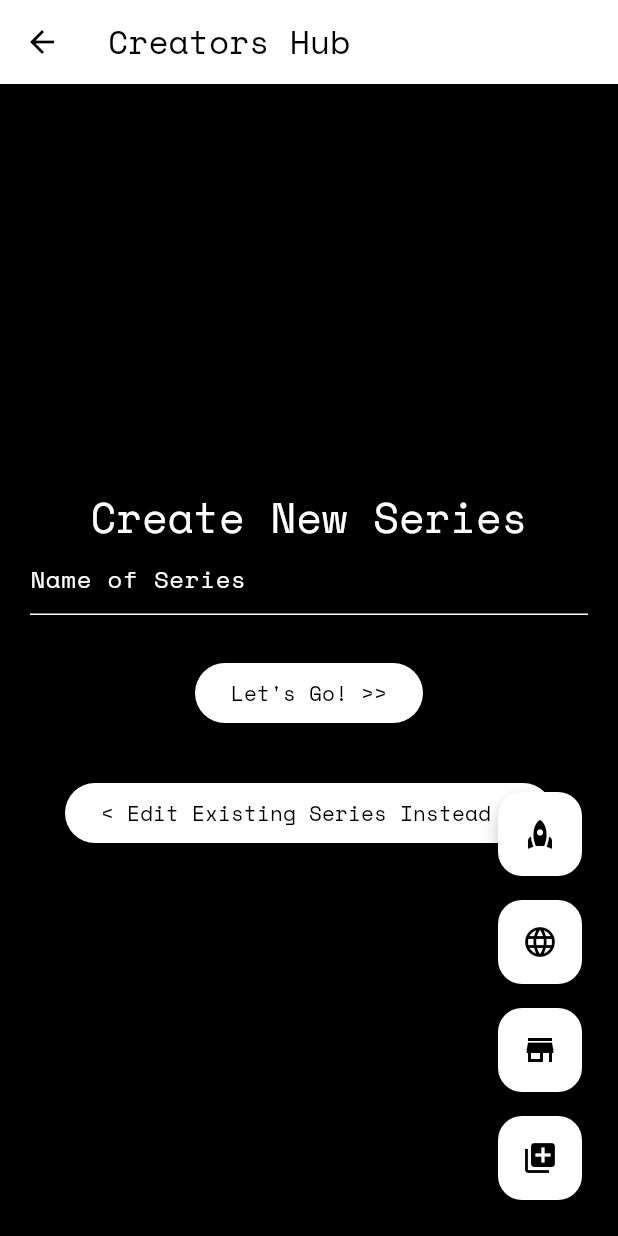
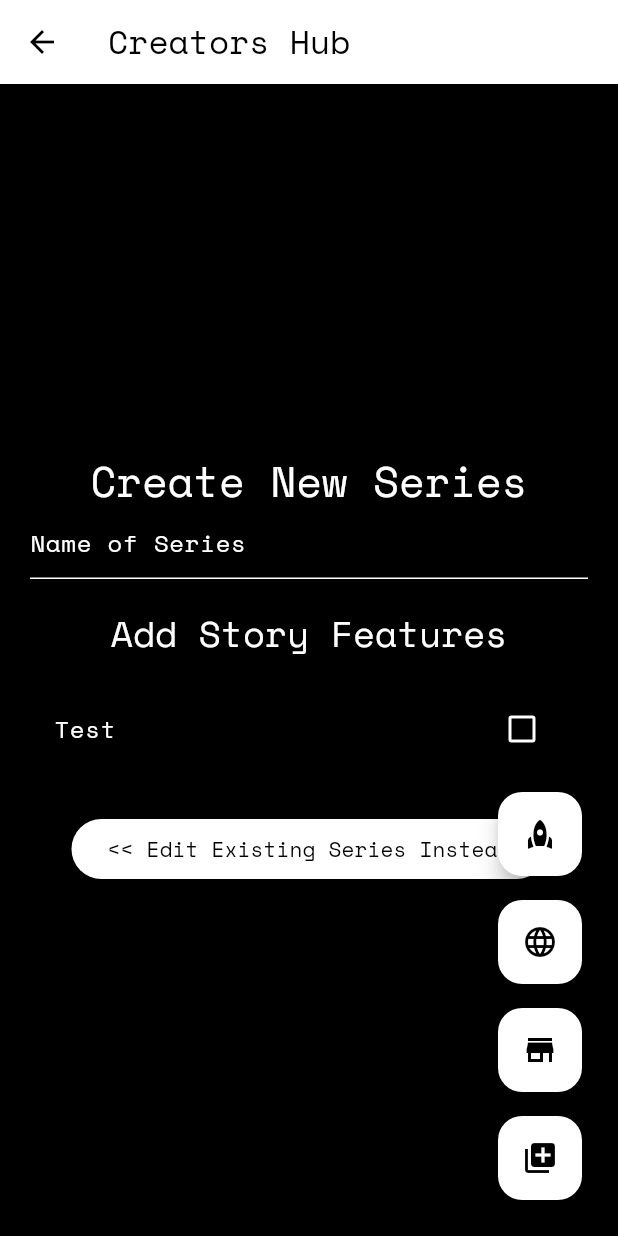
Before and after one commit to TheGiraffe/limitless, a Flutter app: the CreatorsPage screen opened directly, after a tap on "Create New Series", on a phone screen of 412 x 824 dp. Run offline on Flutter 3.47's test engine with Material 3 defaults, Android fonts, the phone set to English and light mode, and no system bars; our stand-ins replace flutter_svg, google_fonts.

Commit message:
Updated form on Create page, as well as the README

```diff
--- a/limitless/lib/main.dart
+++ b/limitless/lib/main.dart
@@ -95,7 +95,8 @@ class _MyHomePageState extends State<MyHomePage> with TickerProviderStateMixin {
             Row(
               mainAxisAlignment: MainAxisAlignment.center,
               children: [
-                Expanded(child: FittedBox(
+                Expanded(
+                  child: FittedBox(
                     child: RotationTransition(
                       turns: _animation,
                       child: Padding(
@@ -106,7 +107,10 @@ class _MyHomePageState extends State<MyHomePage> with TickerProviderStateMixin {
                         ),
                       ),
                     ),
-              ))]),
+                  ),
+                ),
+              ],
+            ),
             Column(
               children: [
                 Text('Welcome to Limitless,'),
@@ -207,13 +211,14 @@ class _OptionsWidgetState extends State<OptionsWidget> {
   }
 }
 
-class NewSeriesForm extends StatefulWidget{
+class NewSeriesForm extends StatefulWidget {
   const NewSeriesForm({super.key});
   @override
   State<NewSeriesForm> createState() => _NewSeriesFormState();
 }
 
 class _NewSeriesFormState extends State<NewSeriesForm> {
+  bool addFeature = false;
   @override
   Widget build(BuildContext context) {
     final GlobalKey<FormState> _formKey = GlobalKey<FormState>();
@@ -224,12 +229,37 @@ class _NewSeriesFormState extends State<NewSeriesForm> {
         child: Column(
           crossAxisAlignment: CrossAxisAlignment.center,
           children: <Widget>[
-            Text("Create New Series",style: Theme.of(context).textTheme.headlineMedium,),
+            Text(
+              "Create New Series",
+              style: Theme.of(context).textTheme.headlineMedium,
+            ),
             TextFormField(
               decoration: const InputDecoration(hintText: 'Name of Series'),
             ),
-          ],
-        )),
+            Padding(
+              padding: EdgeInsets.all(20),
+              child: Text(
+                "Add Story Features",
+                style: Theme.of(context).textTheme.headlineSmall,
+              ),
+            ),
+            Container(
+              child: ListView(
+                shrinkWrap: true,
+              children: <Widget>[
+                CheckboxListTile(
+                  title: Text("Test"),
+                  value: addFeature,
+                onChanged: (bool? value){
+                  setState((){
+                    addFeature = value!;
+                  });
+                })
+              ]
+            ))
+        ]
+        ),
+      ),
     );
   }
 }
@@ -248,7 +278,7 @@ class _CreatorsPageState extends State<CreatorsPage> {
   );
   final double _buttonPadding = 8;
   bool _newSeriesFormVisible = false;
-  void _showNewSeriesForm(){
+  void _showNewSeriesForm() {
     setState(() {
       _newSeriesFormVisible = true;
     });
@@ -256,7 +286,6 @@ class _CreatorsPageState extends State<CreatorsPage> {
 
   @override
   Widget build(BuildContext context) {
-
     return Scaffold(
       appBar: AppBar(
         backgroundColor: Colors.white,
@@ -268,27 +297,26 @@ class _CreatorsPageState extends State<CreatorsPage> {
           mainAxisSize: MainAxisSize.min,
           children: <Widget>[
             if (_newSeriesFormVisible) NewSeriesForm(),
-            !_newSeriesFormVisible ? Container(
+            !_newSeriesFormVisible
+                ? Container(
                     padding: EdgeInsets.all(_buttonPadding),
                     child: ElevatedButton(
                       style: btnstyle,
                       onPressed: _showNewSeriesForm,
                       child: const Text("Create New Series"),
                     ),
-            ) : Container(
-              padding: EdgeInsets.only(top: _buttonPadding, left: _buttonPadding, right: _buttonPadding, bottom: _buttonPadding*3),
-              child: ElevatedButton(
-                style: btnstyle,
-                onPressed: (){},
-                child: const Text("Let's Go! >>"),)),
-            _newSeriesFormVisible ? Container(
+                  )
+                : Container(),
+            _newSeriesFormVisible
+                ? Container(
                     padding: EdgeInsets.all(_buttonPadding),
                     child: ElevatedButton(
                       style: btnstyle,
                       onPressed: () {},
-                child: const Text("< Edit Existing Series Instead >"),
+                      child: const Text("<< Edit Existing Series Instead"),
                     ),
-            ) : Container(
+                  )
+                : Container(
                     padding: EdgeInsets.all(_buttonPadding),
                     child: ElevatedButton(
                       style: btnstyle,
```
Also changed, not shown: limitless/lib/main_old.dart (renamed from limitless/lib/main-old.dart), 1 other file. Lines whose indentation alone changed are shown as unchanged.
